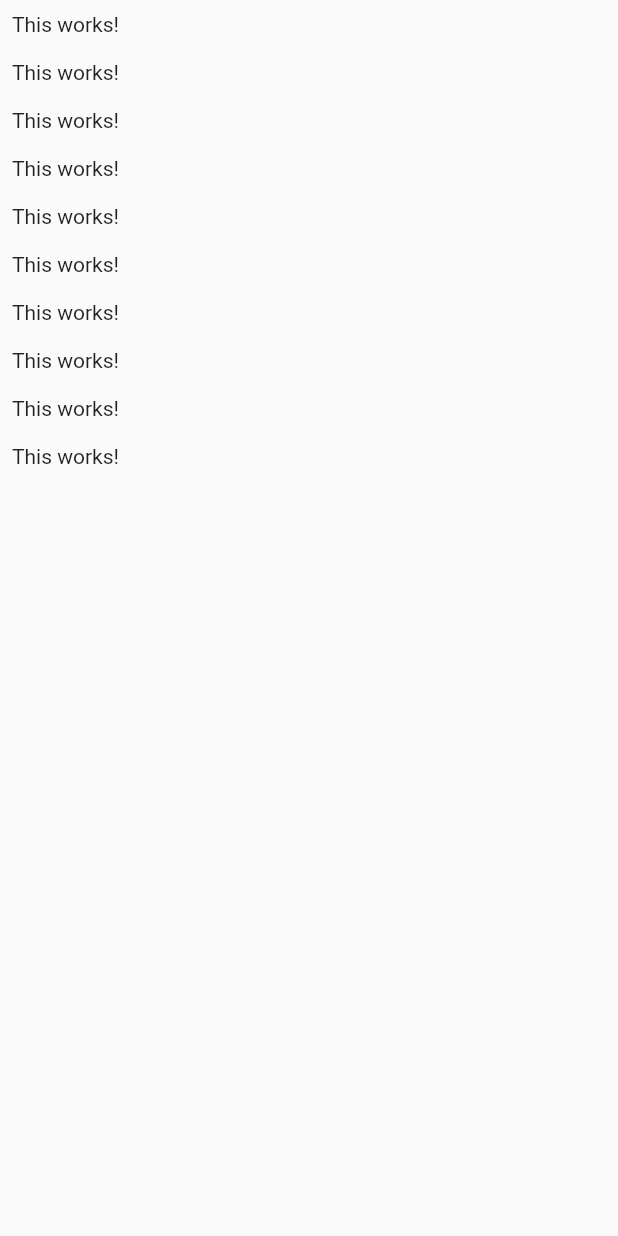
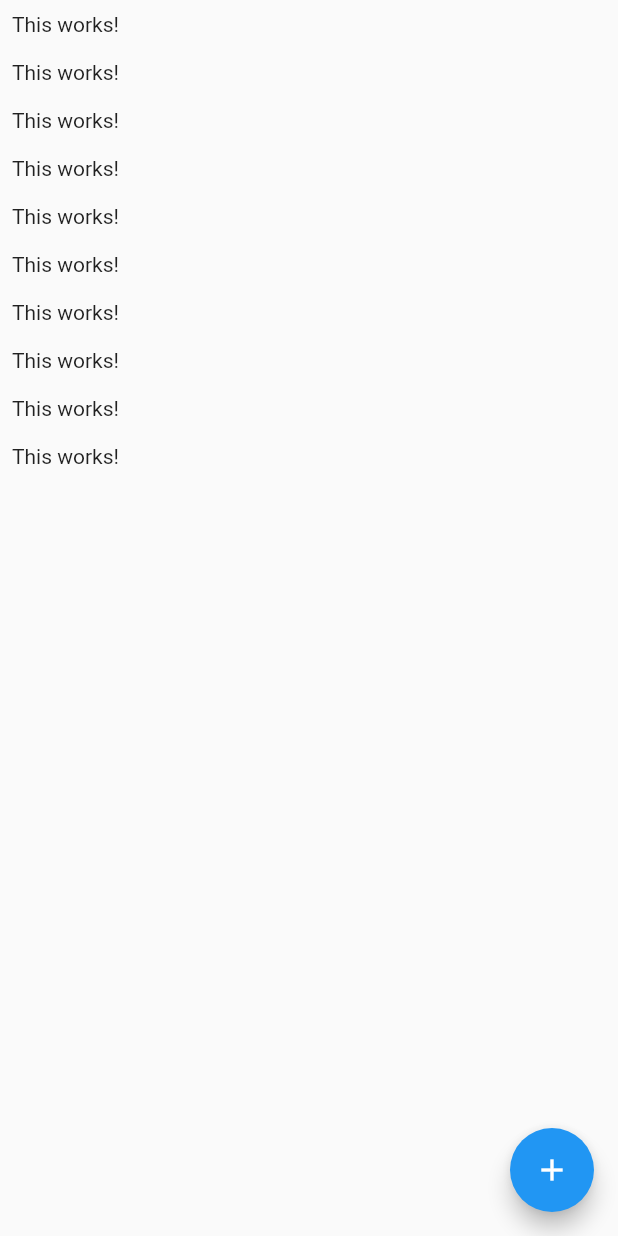
Before and after one commit to longdx304/chat_app, a Flutter app: the screen it shows after launch, on a phone screen of 412 x 824 dp. Run offline on Flutter 3.47's test engine with Material 2 defaults, Android fonts, the phone set to English and light mode, and no system bars; our stand-ins replace cloud_firestore, firebase_core; accounts and stored records are empty.

```diff
--- a/lib/main.dart
+++ b/lib/main.dart
@@ -1,22 +1,44 @@
+import 'package:firebase_core/firebase_core.dart';
 import 'package:flutter/material.dart';
 
 import 'screens/chat_screen.dart';
 
 void main() {
+  WidgetsFlutterBinding.ensureInitialized();
   runApp(MyApp());
 }
 
 class MyApp extends StatelessWidget {
-  // This widget is the root of your application.
+  final Future<FirebaseApp> _initialization = Firebase.initializeApp();
+
+  Widget _buildHomeScreen(AsyncSnapshot snapshot) {
+    if (snapshot.hasError) {
+      return Center(
+        child: Text('An error occured...'),
+      );
+    }
+    if (snapshot.connectionState == ConnectionState.done) {
+      return ChatScreen();
+    }
+    return Center(
+      child: Text('Loading...'),
+    );
+  }
+
   @override
   Widget build(BuildContext context) {
+    return FutureBuilder(
+      future: _initialization,
+      builder: (context, snapshot) {
         return MaterialApp(
           title: 'FlutterChat',
           theme: ThemeData(
             primarySwatch: Colors.blue,
             visualDensity: VisualDensity.adaptivePlatformDensity,
           ),
-      home: ChatScreen(),
+          home: _buildHomeScreen(snapshot),
+        );
+      },
     );
   }
 }
--- a/lib/screens/chat_screen.dart
+++ b/lib/screens/chat_screen.dart
@@ -1,8 +1,12 @@
+import 'package:cloud_firestore/cloud_firestore.dart';
 import 'package:flutter/material.dart';
 
 class ChatScreen extends StatelessWidget {
   @override
   Widget build(BuildContext context) {
+    CollectionReference messages = FirebaseFirestore.instance
+        .collection('chats/L6G6DeTGPzMla48dc3w0/messages');
+
     return Scaffold(
       body: ListView.builder(
         itemCount: 10,
@@ -11,6 +15,16 @@ class ChatScreen extends StatelessWidget {
           child: Text('This works!'),
         ),
       ),
+      floatingActionButton: FloatingActionButton(
+        onPressed: () {
+          messages.snapshots().listen((snapshop) {
+            snapshop.docs.forEach((doc) {
+              print(doc['text']);
+            });
+          });
+        },
+        child: Icon(Icons.add),
+      ),
     );
   }
 }
--- a/pubspec.yaml
+++ b/pubspec.yaml
@@ -28,6 +28,8 @@ dependencies:
   # The following adds the Cupertino Icons font to your application.
   # Use with the CupertinoIcons class for iOS style icons.
   cupertino_icons: ^1.0.0
+  firebase_core: ^0.7.0
+  cloud_firestore: ^0.16.0
 
 dev_dependencies:
   flutter_test:
```
Also changed, not shown: pubspec.lock, 4 other files. Lines whose indentation alone changed are shown as unchanged.
